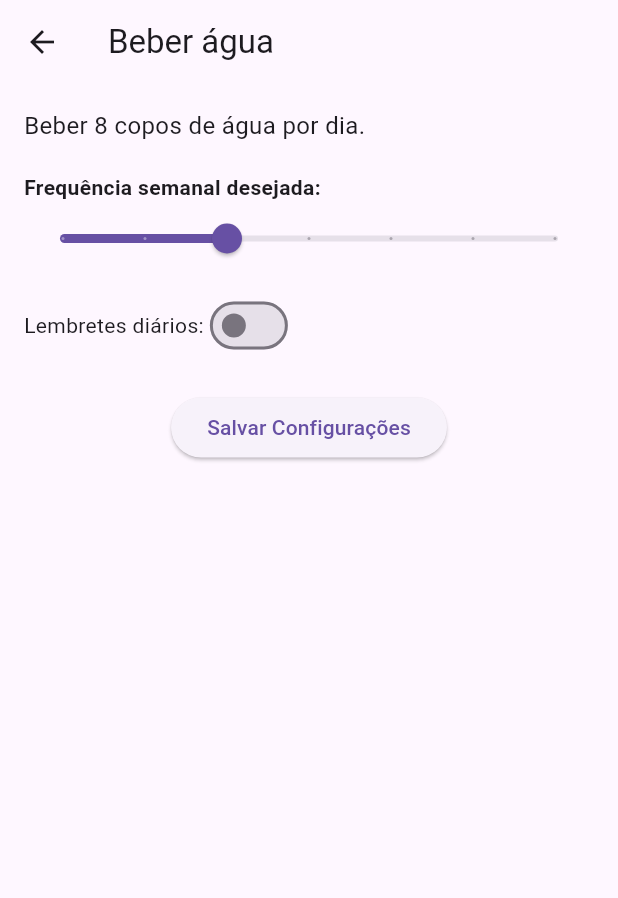
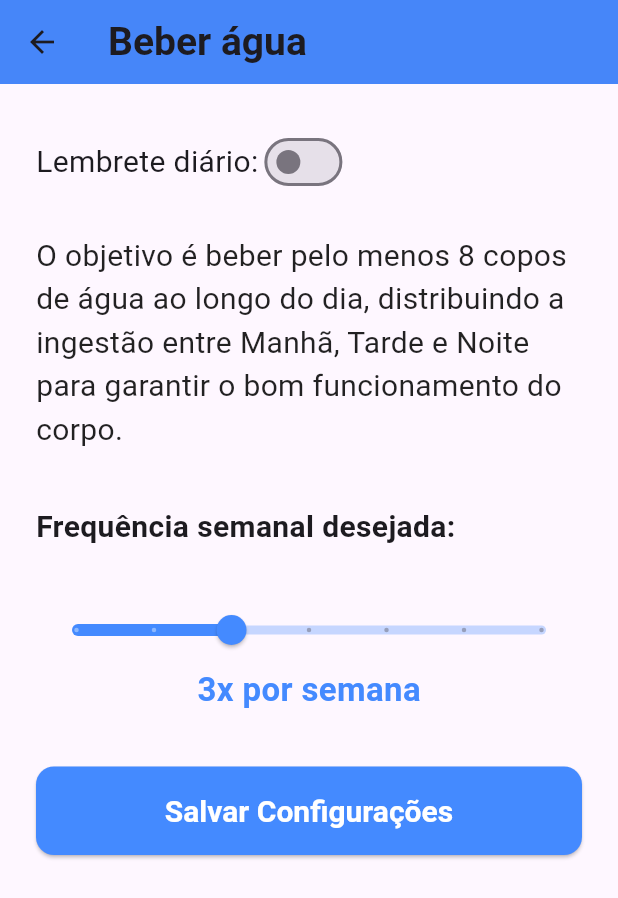
Before and after one commit to JoaoVieiraSCM/App-Controle-Habitos, a Flutter app: the screen it shows after launch, after a tap on "Beber água", on a phone screen of 412 x 824 dp. Shown: the top 898 px of the screen. Run offline on Flutter 3.47's test engine with Material 3 defaults, Android fonts, the phone set to English and light mode, and no system bars.

Commit message:
Design criado

```diff
--- a/app_controle_habitos/lib/habit_detail.dart
+++ b/app_controle_habitos/lib/habit_detail.dart
@@ -14,36 +14,52 @@ class _HabitDetailScreenState extends State<HabitDetailScreen> {
   double frequency = 3;
   bool remindersOn = false;
 
+  Color getSliderColor() {
+    switch (widget.habit.name.toLowerCase()) {
+      case 'beber água':
+        return Colors.blueAccent;
+      case 'estudar':
+        return Colors.amber;
+      case 'caminhar':
+        return Colors.green;
+      case 'ler':
+        return Colors.deepPurple;
+      case 'meditar':
+        return const Color.fromARGB(255, 92, 255, 239);
+      default:
+        return const Color.fromARGB(255, 68, 255, 58);
+    }
+  }
+
   @override
   Widget build(BuildContext context) {
+    final sliderColor = getSliderColor();
+
     return Scaffold(
-      appBar: AppBar(title: Text(widget.habit.name)),
-      body: Padding(
-        padding: const EdgeInsets.all(16.0),
+      appBar: AppBar(
+        title: Text(
+          widget.habit.name,
+          style: const TextStyle(fontSize: 26, fontWeight: FontWeight.bold),
+        ),
+        backgroundColor: sliderColor,
+        elevation: 2,
+      ),
+      body: SingleChildScrollView(
+        child: Padding(
+          padding: const EdgeInsets.symmetric(horizontal: 24.0, vertical: 28.0),
           child: Column(
             crossAxisAlignment: CrossAxisAlignment.start,
             children: [
-            Text(widget.habit.description, style: const TextStyle(fontSize: 16)),
-            const SizedBox(height: 20),
-            const Text("Frequência semanal desejada:", style: TextStyle(fontWeight: FontWeight.bold)),
-            Slider(
-              value: frequency,
-              min: 1,
-              max: 7,
-              divisions: 6,
-              label: "${frequency.toInt()}x por semana",
-              onChanged: (value) {
-                setState(() {
-                  frequency = value;
-                });
-              },
-            ),
-            const SizedBox(height: 10),
+              // Lembretes diários no topo, alinhado à esquerda
               Row(
                 children: [
-                const Text("Lembretes diários:"),
+                  const Text(
+                    "Lembrete diário:",
+                    style: TextStyle(fontSize: 20),
+                  ),
                   Switch(
                     value: remindersOn,
+                    activeColor: sliderColor,
                     onChanged: (value) {
                       setState(() {
                         remindersOn = value;
@@ -52,18 +68,76 @@ class _HabitDetailScreenState extends State<HabitDetailScreen> {
                   ),
                 ],
               ),
-            const SizedBox(height: 20),
+              const SizedBox(height: 24),
+              Text(
+                widget.habit.description,
+                style: const TextStyle(fontSize: 20, color: Colors.black87),
+              ),
+              const SizedBox(height: 36),
+              const Text(
+                "Frequência semanal desejada:",
+                style: TextStyle(fontWeight: FontWeight.bold, fontSize: 20),
+              ),
+              const SizedBox(height: 30),
+              SliderTheme(
+                data: SliderTheme.of(context).copyWith(
+                  activeTrackColor: sliderColor,
+                  inactiveTrackColor: sliderColor.withOpacity(0.3),
+                  thumbColor: sliderColor,
+                  overlayColor: sliderColor.withOpacity(0.2),
+                  valueIndicatorColor: sliderColor,
+                  trackHeight: 6,
+                ),
+                child: Slider(
+                  value: frequency,
+                  min: 1,
+                  max: 7,
+                  divisions: 6,
+                  label: "${frequency.toInt()}x",
+                  onChanged: (value) {
+                    setState(() {
+                      frequency = value;
+                    });
+                  },
+                ),
+              ),
               Center(
+                child: Text(
+                  "${frequency.toInt()}x por semana",
+                  style: TextStyle(
+                    fontSize: 22,
+                    color: sliderColor,
+                    fontWeight: FontWeight.w600,
+                  ),
+                ),
+              ),
+              const SizedBox(height: 36),
+              Center(
+                child: SizedBox(
+                  width: double.infinity,
                   child: ElevatedButton(
+                    style: ElevatedButton.styleFrom(
+                      backgroundColor: sliderColor,
+                      padding: const EdgeInsets.symmetric(vertical: 18),
+                      textStyle: const TextStyle(fontSize: 20, fontWeight: FontWeight.bold),
+                      shape: RoundedRectangleBorder(
+                        borderRadius: BorderRadius.circular(12),
+                      ),
+                    ),
                     onPressed: () {
                       ScaffoldMessenger.of(context).showSnackBar(
                         const SnackBar(content: Text("Configurações salvas!")),
                       );
                     },
-                child: const Text("Salvar Configurações"),
+                    child: const Text(
+                      "Salvar Configurações",
+                      style: TextStyle(color: Colors.white),
                     ),
-            )
+                  ),
+                ),
+              ),
             ],
+          ),
         ),
       ),
     );
--- a/app_controle_habitos/lib/main.dart
+++ b/app_controle_habitos/lib/main.dart
@@ -25,11 +25,31 @@
 
 class _HabitListScreenState extends State<HabitListScreen> {
   List<Habit> habits = [
-    Habit(name: "Beber água", description: "Beber 8 copos de água por dia.", icon: Icons.water_drop),
-    Habit(name: "Ler", description: "Ler por pelo menos 30 minutos.", icon: Icons.book),
-    Habit(name: "Caminhar", description: "Caminhar 30 minutos por dia.", icon: Icons.directions_walk),
-    Habit(name: "Estudar", description: "Estudar uma hora por dia.", icon: Icons.school),
-    Habit(name: "Meditar", description: "Meditar por 10 minutos diariamente.", icon: Icons.self_improvement),
+    Habit(
+      name: "Beber água",
+      description: "O objetivo é beber pelo menos 8 copos de água ao longo do dia, distribuindo a ingestão entre Manhã, Tarde e Noite para garantir o bom funcionamento do corpo.",
+      icon: Icons.water_drop,
+    ),
+    Habit(
+      name: "Ler",
+      description: "Reserve um tempo para o seu desenvolvimento pessoal e relaxamento. Leia por pelo menos 30 minutos diariamente, seja um livro, artigo ou revista de sua preferência.",
+      icon: Icons.book,
+    ),
+    Habit(
+      name: "Caminhar",
+      description: "Cuide da sua saúde física e mental caminhando por 30 minutos todos os dias. Caminhadas ao ar livre ajudam a aliviar o estresse e melhoram a disposição.",
+      icon: Icons.directions_walk,
+    ),
+    Habit(
+      name: "Estudar",
+      description: "Dedique pelo menos uma hora do seu dia aos estudos. Pode ser para aprender algo novo, revisar conteúdos ou aprimorar habilidades profissionais e pessoais.",
+      icon: Icons.school,
+    ),
+    Habit(
+      name: "Meditar",
+      description: "Encontre um momento de paz e autoconhecimento. Medite por 10 minutos diariamente para reduzir a ansiedade, melhorar o foco e promover o bem-estar.",
+      icon: Icons.self_improvement,
+    ),
   ];
 
   @override
```
Lines whose indentation alone changed are shown as unchanged.
